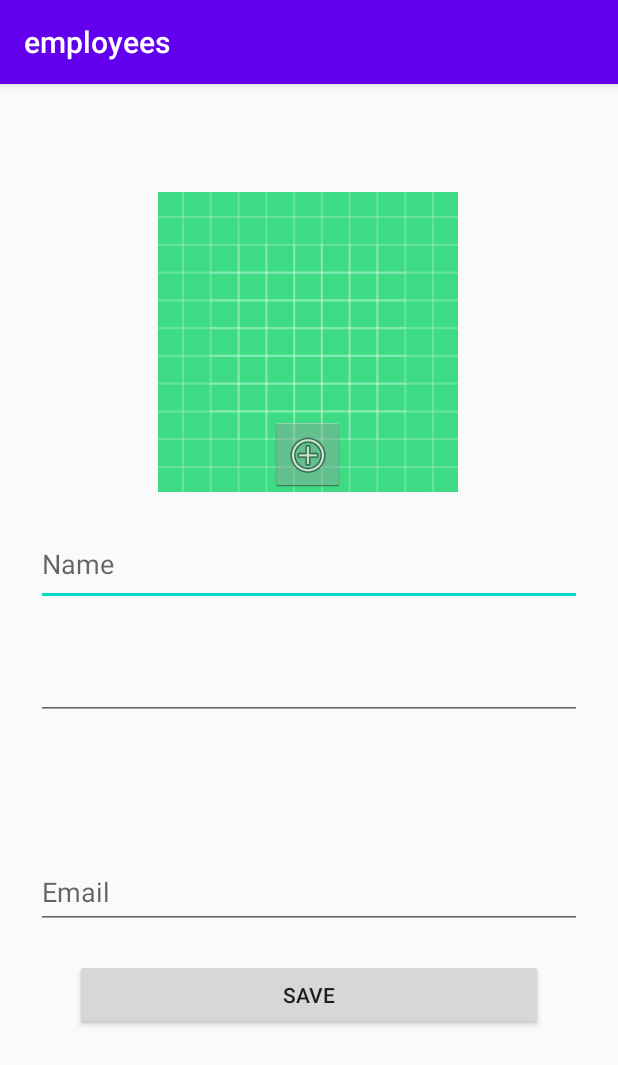
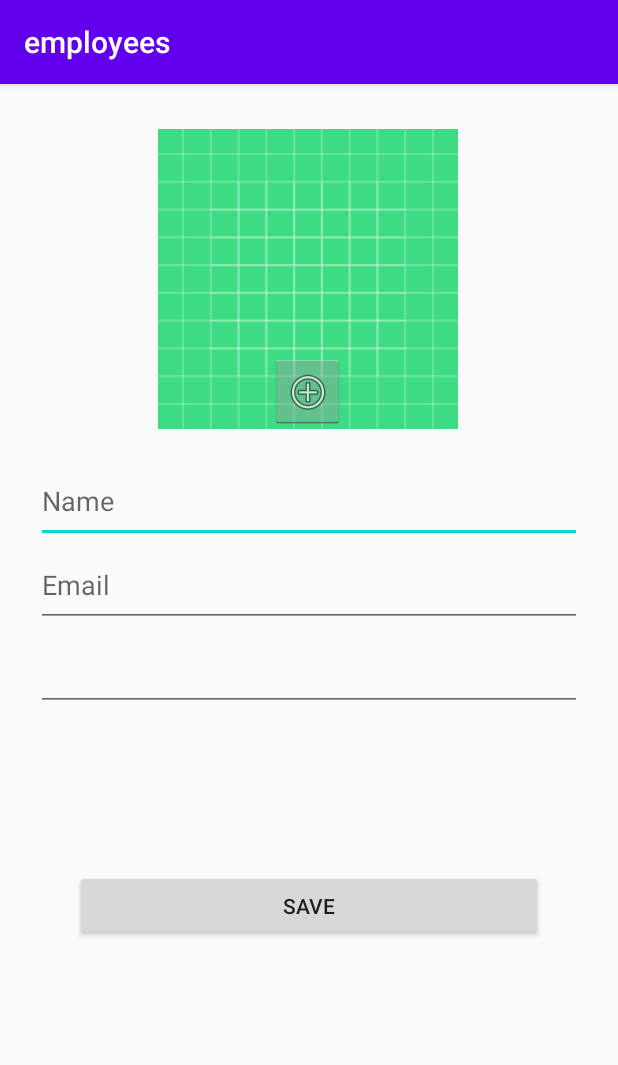
Before and after one commit to hassankhamis97/Manage-Employees, an Android app: the screen it shows after launch (AddEmployeeActivity), after a tap on "ADD EMPLOYEE", on a phone screen of 412 x 824 dp. Shown: the top 1065 px of the screen. Run offline under Robolectric (Android 15) with nearby library versions, the phone set to English and light mode, and no system bars; our stand-ins replace Room's generated code.

Commit message:
save full employee object in room

```diff
--- a/app/build.gradle
+++ b/app/build.gradle
@@ -43,5 +43,5 @@ dependencies {
     annotationProcessor "androidx.lifecycle:lifecycle-compiler:$rootProject.archLifecycleVersion"
     // UI
     implementation "com.google.android.material:material:$rootProject.materialVersion"
-
+    implementation 'de.hdodenhof:circleimageview:3.1.0'
 }
--- a/app/src/main/java/com/example/employees/POJOs/Employee.java
+++ b/app/src/main/java/com/example/employees/POJOs/Employee.java
@@ -4,10 +4,11 @@ import androidx.room.ColumnInfo;
 import androidx.room.Entity;
 import androidx.room.PrimaryKey;
 
+import java.io.Serializable;
 import java.lang.reflect.Array;
 
 @Entity(tableName = "employee_table")
-public class Employee {
+public class Employee implements Serializable {
     @PrimaryKey(autoGenerate = true)
     private long employeeId;
     private String name;
--- a/app/src/main/java/com/example/employees/POJOs/EmployeeWithSkills.java
+++ b/app/src/main/java/com/example/employees/POJOs/EmployeeWithSkills.java
@@ -4,9 +4,10 @@ import androidx.room.Embedded;
 import androidx.room.Junction;
 import androidx.room.Relation;
 
+import java.io.Serializable;
 import java.util.List;
 
-public class EmployeeWithSkills {
+public class EmployeeWithSkills implements Serializable {
     @Embedded
     public Employee employee;
     @Relation(
--- a/app/src/main/java/com/example/employees/POJOs/Skill.java
+++ b/app/src/main/java/com/example/employees/POJOs/Skill.java
@@ -3,8 +3,10 @@ package com.example.employees.POJOs;
 import androidx.room.Entity;
 import androidx.room.PrimaryKey;
 
+import java.io.Serializable;
+
 @Entity(tableName = "skill_table")
-public class Skill {
+public class Skill implements Serializable {
     @PrimaryKey
     private int skillId;
     private String name;
--- a/app/src/main/java/com/example/employees/activity/main/MainActivity.java
+++ b/app/src/main/java/com/example/employees/activity/main/MainActivity.java
@@ -21,6 +21,7 @@ import java.util.List;
 
 public class MainActivity extends AppCompatActivity {
     private GetEmployeesViewModel employeesViewModel;
+    public static final int NEW_WORD_ACTIVITY_REQUEST_CODE = 1;
     @Override
     protected void onCreate(Bundle savedInstanceState) {
         super.onCreate(savedInstanceState);
@@ -51,6 +52,23 @@ public class MainActivity extends AppCompatActivity {
 
     public void addEmployeeBtn(View view) {
         Intent intent = new Intent(this, AddEmployeeActivity.class);
-        startActivity(intent);
+        startActivityForResult(intent,1);
+    }
+    public void onActivityResult(int requestCode, int resultCode, Intent data) {
+        super.onActivityResult(requestCode, resultCode, data);
+
+        if (requestCode == NEW_WORD_ACTIVITY_REQUEST_CODE && resultCode == RESULT_OK) {
+           Object emp = data.getSerializableExtra(AddEmployeeActivity.EXTRA_REPLY);
+           if (emp instanceof EmployeeWithSkills) {
+                EmployeeWithSkills employeeWithSkills = (EmployeeWithSkills) emp;
+               employeesViewModel.insert(employeeWithSkills);
+
+           }
+        } else {
+//            Toast.makeText(
+//                    getApplicationContext(),
+//                    R.string.empty_not_saved,
+//                    Toast.LENGTH_LONG).show();
+        }
     }
 }
--- a/app/src/main/java/com/example/employees/repository/EmployeeRepository.java
+++ b/app/src/main/java/com/example/employees/repository/EmployeeRepository.java
@@ -14,10 +14,17 @@ import com.example.employees.room.EmployeeWithSkillsDao;
 import java.util.List;
 
 public class EmployeeRepository {
+    private static EmployeeRepository instance = null;
     private EmployeeWithSkillsDao employeeWithSkillsDao;
     private LiveData<List<EmployeeWithSkills>> employeesLiveData;
-
-    public EmployeeRepository(Application application) {
+    public static EmployeeRepository getInstance(Application application)
+    {
+        if (instance == null) {
+            instance = new EmployeeRepository(application);
+        }
+        return instance;
+    }
+    private EmployeeRepository(Application application) {
         EmployeeRoomDatabase db = EmployeeRoomDatabase.getDatabase(application);
         employeeWithSkillsDao = db.employeeWithSkillsDao();
         employeesLiveData = employeeWithSkillsDao.getEmployeeWithSkills();
@@ -31,6 +38,7 @@ public class EmployeeRepository {
            for (int i = 0 ; i < employeeWithSkills.skills.size() ; i++){
                employeeWithSkillsDao.insert(new EmployeeSkillCrossRef(employeeId,employeeWithSkills.skills.get(i).getSkillId()));
            }
+        employeesLiveData = employeeWithSkillsDao.getEmployeeWithSkills();
 //        });
     }
 
--- a/app/src/main/java/com/example/employees/repository/SkillRepository.java
+++ b/app/src/main/java/com/example/employees/repository/SkillRepository.java
@@ -4,6 +4,8 @@ import android.app.Application;
 
 import androidx.lifecycle.LiveData;
 
+import com.example.employees.POJOs.EmployeeSkillCrossRef;
+import com.example.employees.POJOs.EmployeeWithSkills;
 import com.example.employees.POJOs.Skill;
 import com.example.employees.room.EmployeeRoomDatabase;
 import com.example.employees.room.EmployeeWithSkillsDao;
@@ -18,6 +20,7 @@ public class SkillRepository {
         employeeWithSkillsDao = db.employeeWithSkillsDao();
         skillsLiveData = employeeWithSkillsDao.getSkills();
     }
+
     public LiveData<List<Skill>> getSkills() {
         return skillsLiveData;
     }
--- a/app/src/main/java/com/example/employees/viewModel/GetEmployeesViewModel.java
+++ b/app/src/main/java/com/example/employees/viewModel/GetEmployeesViewModel.java
@@ -17,11 +17,11 @@ public class GetEmployeesViewModel extends AndroidViewModel {
 
     public GetEmployeesViewModel (Application application) {
         super(application);
-        employeeRepository = new EmployeeRepository(application);
+        employeeRepository = EmployeeRepository.getInstance(application);
         employeesLiveData = employeeRepository.getEmployeeWithSkills();
     }
+    public void insert(EmployeeWithSkills employeeWithSkills) { employeeRepository.insert(employeeWithSkills); }
 
     public LiveData<List<EmployeeWithSkills>> getEmployeeWithSkills() { return employeesLiveData; }
 
-    public void insert(EmployeeWithSkills employeeWithSkills) { employeeRepository.insert(employeeWithSkills); }
 }
--- a/app/src/main/java/com/example/employees/viewModel/SkillsViewModel.java
+++ b/app/src/main/java/com/example/employees/viewModel/SkillsViewModel.java
@@ -5,6 +5,7 @@ import android.app.Application;
 import androidx.lifecycle.AndroidViewModel;
 import androidx.lifecycle.LiveData;
 
+import com.example.employees.POJOs.EmployeeWithSkills;
 import com.example.employees.POJOs.Skill;
 import com.example.employees.repository.EmployeeRepository;
 import com.example.employees.repository.SkillRepository;
@@ -13,11 +14,12 @@ import java.util.List;
 
 public class SkillsViewModel extends AndroidViewModel {
     private SkillRepository skillRepository;
-
+    private EmployeeRepository employeeRepository;
     private LiveData<List<Skill>> skillsLiveData;
 
     public SkillsViewModel (Application application) {
         super(application);
+        employeeRepository = EmployeeRepository.getInstance(application);
         skillRepository = new SkillRepository(application);
         skillsLiveData = skillRepository.getSkills();
     }
--- a/app/src/main/res/layout/activity_add_employee.xml
+++ b/app/src/main/res/layout/activity_add_employee.xml
@@ -20,7 +20,7 @@ tools:context=".activity.add_employee.AddEmployeeActivity">
                 android:id="@+id/profileImageView"
                 android:layout_width="200dp"
                 android:layout_height="200dp"
-                android:layout_marginTop="72dp"
+                android:layout_marginTop="30dp"
                 android:contentDescription="@string/profileImage"
                 app:layout_constraintEnd_toEndOf="parent"
                 app:layout_constraintHorizontal_bias="0.497"
@@ -33,17 +33,17 @@ tools:context=".activity.add_employee.AddEmployeeActivity">
                 android:layout_width="0dp"
                 android:layout_height="56dp"
                 android:layout_marginStart="24dp"
-                android:layout_marginTop="20dp"
                 android:layout_marginEnd="24dp"
                 android:completionThreshold="1"
                 app:layout_constraintEnd_toEndOf="parent"
+                app:layout_constraintHorizontal_bias="1.0"
                 app:layout_constraintStart_toStartOf="parent"
-                app:layout_constraintTop_toBottomOf="@+id/name_txt" />
+                app:layout_constraintTop_toBottomOf="@+id/email_txt" />
 
             <androidx.recyclerview.widget.RecyclerView
                 android:id="@+id/skillsRecyclerView"
                 android:layout_width="0dp"
-                android:layout_height="60dp"
+                android:layout_height="56dp"
                 android:layout_marginStart="24dp"
                 android:layout_marginTop="10dp"
                 android:layout_marginEnd="24dp"
@@ -80,33 +80,34 @@ tools:context=".activity.add_employee.AddEmployeeActivity">
                 app:layout_constraintTop_toBottomOf="@+id/chooseImageBtn" />
 
             <EditText
-                android:id="@+id/editText2"
+                android:id="@+id/email_txt"
                 android:layout_width="0dp"
-                android:layout_height="49dp"
+                android:layout_height="56dp"
                 android:layout_marginStart="24dp"
-                android:layout_marginTop="20dp"
                 android:layout_marginEnd="24dp"
                 android:ems="10"
                 android:hint="@string/email"
                 android:inputType="textPersonName|textEmailAddress"
                 app:layout_constraintEnd_toEndOf="parent"
                 app:layout_constraintStart_toStartOf="parent"
-                app:layout_constraintTop_toBottomOf="@+id/skillsRecyclerView" />
+                app:layout_constraintTop_toBottomOf="@+id/name_txt" />
 
             <Button
-                android:id="@+id/button2"
+                android:id="@+id/saveEmployee_Btn"
                 style="@android:style/Widget.Material.Button"
                 android:layout_width="0dp"
                 android:layout_height="47dp"
                 android:layout_marginStart="50dp"
-                android:layout_marginTop="20dp"
+                android:layout_marginTop="40dp"
                 android:layout_marginEnd="50dp"
+                android:onClick="saveEmployee_BtnAction"
                 android:text="@string/save"
                 android:textColorHighlight="#2196F3"
                 android:textColorLink="#2196F3"
+                app:layout_constraintBottom_toBottomOf="parent"
                 app:layout_constraintEnd_toEndOf="parent"
                 app:layout_constraintStart_toStartOf="parent"
-                app:layout_constraintTop_toBottomOf="@+id/editText2" />
+                app:layout_constraintTop_toBottomOf="@+id/skillsRecyclerView" />
 
         </androidx.constraintlayout.widget.ConstraintLayout>
     </ScrollView>
```
Also changed, not shown: app/src/main/java/com/example/employees/activity/add_employee/AddEmployeeActivity.java (+87 -13 lines), app/src/main/res/layout/employee_item_layout.xml (added, +51 -0 lines).
